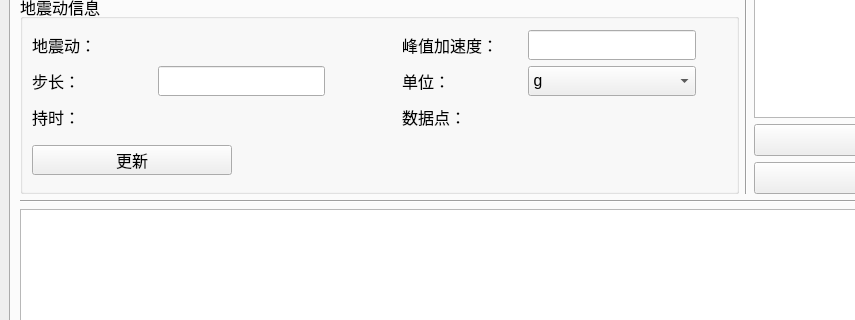
Old version of the form ui/main_win.ui in the repository WenchenLie/NMDOF; both pictures show x 0 to 855 and y 216 to 536 of the 1062 by 805 pixel window.
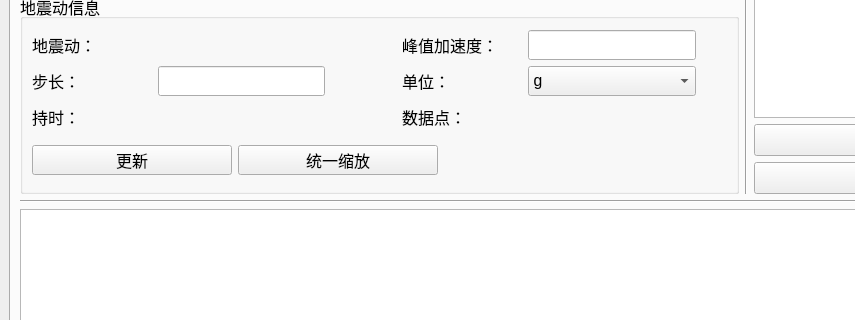
New version of the form. Icons and pictures are not drawn.

Commit message: V2.1 修复bug，增加统一缩放功能

The edit to the form file:
```diff
--- a/ui/main_win.ui
+++ b/ui/main_win.ui
@@ -405,7 +405,7 @@
                   </layout>
                  </item>
                  <item>
-                  <layout class="QHBoxLayout" name="horizontalLayout_2" stretch="0,1">
+                  <layout class="QHBoxLayout" name="horizontalLayout_2" stretch="0,0,1">
                    <item>
                     <widget class="QPushButton" name="pushButton_3">
                      <property name="minimumSize">
@@ -425,6 +425,25 @@
                      </property>
                     </widget>
                    </item>
+                   <item>
+                    <widget class="QPushButton" name="pushButton_23">
+                     <property name="minimumSize">
+                      <size>
+                       <width>200</width>
+                       <height>30</height>
+                      </size>
+                     </property>
+                     <property name="maximumSize">
+                      <size>
+                       <width>16777215</width>
+                       <height>30</height>
+                      </size>
+                     </property>
+                     <property name="text">
+                      <string>统一缩放</string>
+                     </property>
+                    </widget>
+                   </item>
                    <item>
                     <widget class="QLabel" name="label_5">
                      <property name="maximumSize">
```
The commit also changes 7 other files.
